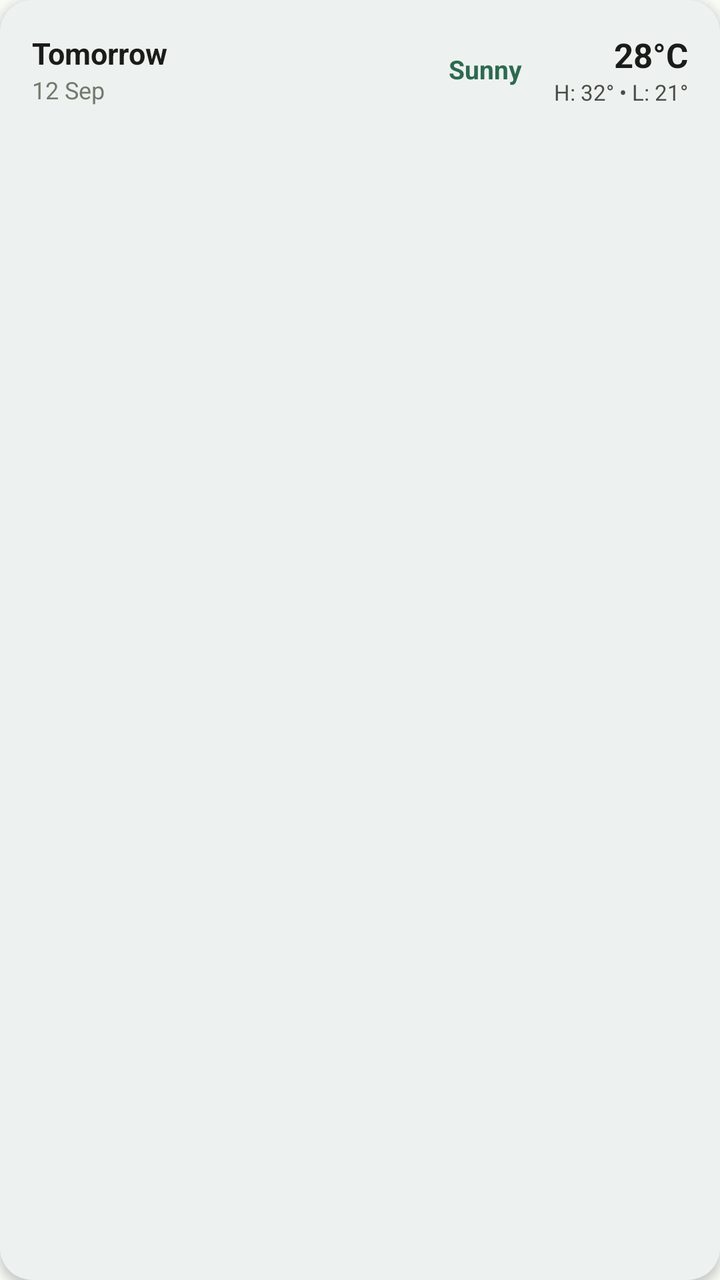
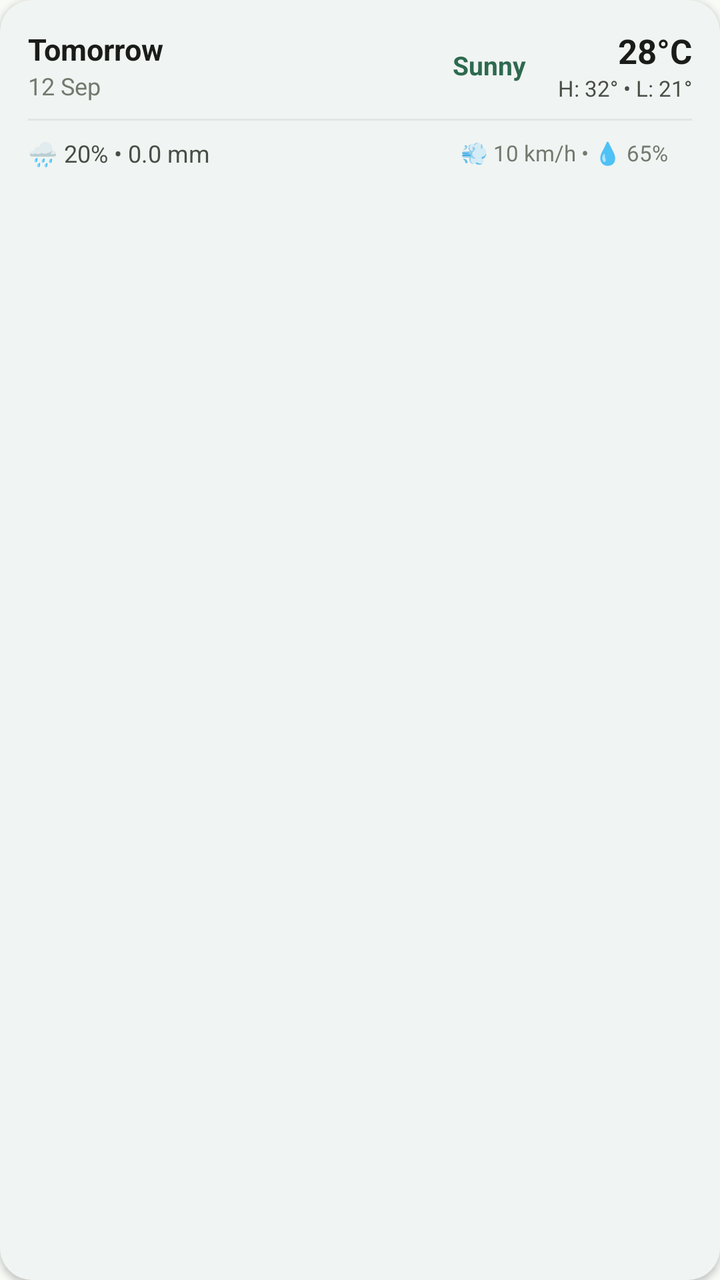

Before-and-after screenshots of an Android layout around one commit, followed by the original layout XML and the change that was made.
<!-- AndroidManifest.xml: application theme Theme.AgroSmart -->
<!-- res/layout/item_forecast.xml -->
<?xml version="1.0" encoding="utf-8"?>
<com.google.android.material.card.MaterialCardView xmlns:android="http://schemas.android.com/apk/res/android"
    xmlns:app="http://schemas.android.com/apk/res-auto"
    xmlns:tools="http://schemas.android.com/tools"
    style="@style/Widget.AgroSmart.Card"
    android:layout_width="match_parent"
    android:layout_height="wrap_content"
    android:layout_marginBottom="10dp">

    <LinearLayout
        android:layout_width="match_parent"
        android:layout_height="wrap_content"
        android:gravity="center_vertical"
        android:orientation="horizontal"
        android:padding="16dp">

        <LinearLayout
            android:layout_width="0dp"
            android:layout_height="wrap_content"
            android:layout_weight="1"
            android:orientation="vertical">

            <TextView
                android:id="@+id/tvDay"
                android:layout_width="wrap_content"
                android:layout_height="wrap_content"
                android:text="Tomorrow"
                android:textColor="@color/text_primary"
                android:textSize="15sp"
                android:textStyle="bold" />

            <TextView
                android:id="@+id/tvDate"
                android:layout_width="wrap_content"
                android:layout_height="wrap_content"
                android:text="12 Sep"
                android:textColor="@color/text_muted"
                android:textSize="12sp" />
        </LinearLayout>

        <TextView
            android:id="@+id/tvCondition"
            android:layout_width="wrap_content"
            android:layout_height="wrap_content"
            android:layout_marginEnd="16dp"
            android:text="Sunny"
            android:textColor="@color/forest_green_primary"
            android:textSize="13sp"
            android:textStyle="bold" />

        <LinearLayout
            android:layout_width="wrap_content"
            android:layout_height="wrap_content"
            android:gravity="end"
            android:orientation="vertical">

            <TextView
                android:id="@+id/tvTemp"
                android:layout_width="wrap_content"
                android:layout_height="wrap_content"
                android:text="28°C"
                android:textColor="@color/text_primary"
                android:textSize="17sp"
                android:textStyle="bold" />

            <TextView
                android:id="@+id/tvMinMax"
                android:layout_width="wrap_content"
                android:layout_height="wrap_content"
                android:text="H: 32° • L: 21°"
                android:textColor="@color/text_secondary"
                android:textSize="11sp" />
        </LinearLayout>

    </LinearLayout>
</com.google.android.material.card.MaterialCardView>
<!-- resources referenced by this layout -->
<resources>
  <color name="forest_green_primary">#2D6A4F</color>
  <color name="text_muted">#73796E</color>
  <color name="text_primary">#1A1C19</color>
  <color name="text_secondary">#4A4D46</color>
  <style name="Widget.AgroSmart.Card" parent="Widget.Material3.CardView.Elevated">
          <item name="cardCornerRadius">16dp</item>
          <item name="cardElevation">3dp</item>
          <item name="strokeWidth">0dp</item>
          <item name="cardBackgroundColor">@color/bg_card_surface</item>
      </style>
  <style name="Theme.AgroSmart" parent="Theme.Material3.DayNight.NoActionBar">
          
          <item name="colorPrimary">@color/forest_green_primary</item>
          <item name="colorPrimaryVariant">@color/forest_green_dark</item>
          <item name="colorOnPrimary">@color/white</item>
          <item name="colorSecondary">@color/leaf_green</item>
          <item name="colorSecondaryVariant">@color/forest_green_light</item>
          <item name="colorOnSecondary">@color/white</item>
  
          
          <item name="android:windowBackground">@color/bg_warm_cream</item>
          <item name="colorSurface">@color/bg_card_surface</item>
          <item name="colorOnSurface">@color/text_primary</item>
  
          
          <item name="android:statusBarColor">@color/forest_green_dark</item>
          <item name="android:windowLightStatusBar">false</item>
          <item name="android:navigationBarColor">@color/white</item>
          <item name="android:windowLightNavigationBar">true</item>
      </style>
  <color name="bg_card_surface">#FFFFFF</color>
  <color name="forest_green_dark">#1B4332</color>
  <color name="white">#FFFFFF</color>
  <color name="leaf_green">#52B788</color>
  <color name="forest_green_light">#40916C</color>
  <color name="bg_warm_cream">#F9FBF7</color>
</resources>

<!-- the commit's change to res/layout/item_forecast.xml (unified diff, before → after) -->
@@ -5,71 +5,129 @@
     style="@style/Widget.AgroSmart.Card"
     android:layout_width="match_parent"
     android:layout_height="wrap_content"
-    android:layout_marginBottom="10dp">
+    android:layout_marginBottom="10dp"
+    app:cardElevation="2dp">
 
     <LinearLayout
         android:layout_width="match_parent"
         android:layout_height="wrap_content"
-        android:gravity="center_vertical"
-        android:orientation="horizontal"
-        android:padding="16dp">
+        android:orientation="vertical"
+        android:padding="14dp">
 
+        
         <LinearLayout
-            android:layout_width="0dp"
+            android:layout_width="match_parent"
             android:layout_height="wrap_content"
-            android:layout_weight="1"
-            android:orientation="vertical">
+            android:gravity="center_vertical"
+            android:orientation="horizontal">
+
+            <LinearLayout
+                android:layout_width="0dp"
+                android:layout_height="wrap_content"
+                android:layout_weight="1"
+                android:orientation="vertical">
+
+                <TextView
+                    android:id="@+id/tvDay"
+                    android:layout_width="wrap_content"
+                    android:layout_height="wrap_content"
+                    android:text="Tomorrow"
+                    android:textColor="@color/text_primary"
+                    android:textSize="15sp"
+                    android:textStyle="bold" />
+
+                <TextView
+                    android:id="@+id/tvDate"
+                    android:layout_width="wrap_content"
+                    android:layout_height="wrap_content"
+                    android:text="12 Sep"
+                    android:textColor="@color/text_muted"
+                    android:textSize="12sp" />
+            </LinearLayout>
 
             <TextView
-                android:id="@+id/tvDay"
+                android:id="@+id/tvCondition"
                 android:layout_width="wrap_content"
                 android:layout_height="wrap_content"
-                android:text="Tomorrow"
-                android:textColor="@color/text_primary"
-                android:textSize="15sp"
+                android:layout_marginEnd="16dp"
+                android:text="Sunny"
+                android:textColor="@color/forest_green_primary"
+                android:textSize="13sp"
                 android:textStyle="bold" />
 
-            <TextView
-                android:id="@+id/tvDate"
+            <LinearLayout
                 android:layout_width="wrap_content"
                 android:layout_height="wrap_content"
-                android:text="12 Sep"
-                android:textColor="@color/text_muted"
-                android:textSize="12sp" />
+                android:gravity="end"
+                android:orientation="vertical">
+
+                <TextView
+                    android:id="@+id/tvTemp"
+                    android:layout_width="wrap_content"
+                    android:layout_height="wrap_content"
+                    android:text="28°C"
+                    android:textColor="@color/text_primary"
+                    android:textSize="17sp"
+                    android:textStyle="bold" />
+
+                <TextView
+                    android:id="@+id/tvMinMax"
+                    android:layout_width="wrap_content"
+                    android:layout_height="wrap_content"
+                    android:text="H: 32° • L: 21°"
+                    android:textColor="@color/text_secondary"
+                    android:textSize="11sp" />
+            </LinearLayout>
         </LinearLayout>
 
-        <TextView
-            android:id="@+id/tvCondition"
-            android:layout_width="wrap_content"
+        
+        <View
+            android:layout_width="match_parent"
+            android:layout_height="1dp"
+            android:layout_marginTop="8dp"
+            android:layout_marginBottom="8dp"
+            android:background="#10000000" />
+
+        
+        <LinearLayout
+            android:layout_width="match_parent"
             android:layout_height="wrap_content"
-            android:layout_marginEnd="16dp"
-            android:text="Sunny"
-            android:textColor="@color/forest_green_primary"
-            android:textSize="13sp"
-            android:textStyle="bold" />
-
-        <LinearLayout
-            android:layout_width="wrap_content"
-            android:layout_height="wrap_content"
-            android:gravity="end"
-            android:orientation="vertical">
+            android:gravity="center_vertical"
+            android:orientation="horizontal">
 
             <TextView
-                android:id="@+id/tvTemp"
+                android:id="@+id/tvRainMetrics"
+                android:layout_width="0dp"
+                android:layout_height="wrap_content"
+                android:layout_weight="1"
+                android:text="🌧️ 20% • 0.0 mm"
+                android:textColor="@color/text_secondary"
+                android:textSize="12sp" />
+
+            <TextView
+                android:id="@+id/tvWindHumidity"
                 android:layout_width="wrap_content"
                 android:layout_height="wrap_content"
-                android:text="28°C"
-                android:textColor="@color/text_primary"
-                android:textSize="17sp"
-                android:textStyle="bold" />
+                android:layout_marginEnd="12dp"
+                android:text="💨 10 km/h • 💧 65%"
+                android:textColor="@color/text_muted"
+                android:textSize="11sp" />
 
+            
             <TextView
-                android:id="@+id/tvMinMax"
+                android:id="@+id/tvRiskBadge"
                 android:layout_width="wrap_content"
                 android:layout_height="wrap_content"
-                android:text="H: 32° • L: 21°"
-                android:textColor="@color/text_secondary"
-                android:textSize="11sp" />
+                android:background="@drawable/bg_rounded_card"
+                android:backgroundTint="#FFCDD2"
+                android:paddingStart="8dp"
+                android:paddingTop="3dp"
+                android:paddingEnd="8dp"
+                android:paddingBottom="3dp"
+                android:visibility="gone"
+                android:textColor="@color/forest_green_primary"
+                android:textSize="11sp"
+                android:textStyle="bold" />
         </LinearLayout>
 
     </LinearLayout>
<!-- resource entries referenced after the edit -->
@@ -4,6 +4,13 @@
   <color name="text_muted">#73796E</color>
   <color name="text_primary">#1A1C19</color>
   <color name="text_secondary">#4A4D46</color>
+  <!-- drawable bg_rounded_card (drawable) -->
+  <?xml version="1.0" encoding="utf-8"?>
+  <shape xmlns:android="http://schemas.android.com/apk/res/android"
+      android:shape="rectangle">
+      <solid android:color="@color/bg_card_surface" />
+      <corners android:radius="16dp" />
+  </shape>
   <style name="Widget.AgroSmart.Card" parent="Widget.Material3.CardView.Elevated">
           <item name="cardCornerRadius">16dp</item>
           <item name="cardElevation">3dp</item>
